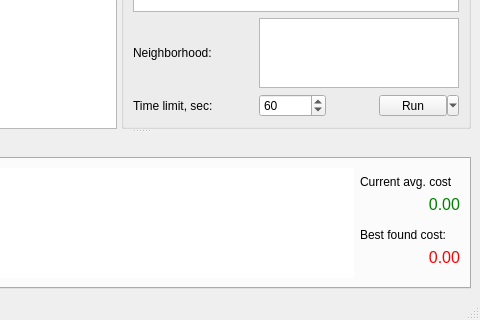
olexiim/tsp, file main_window.ui: the form before one commit; both pictures show x 198 to 678 and y 176 to 496 of the 678 by 496 pixel window.
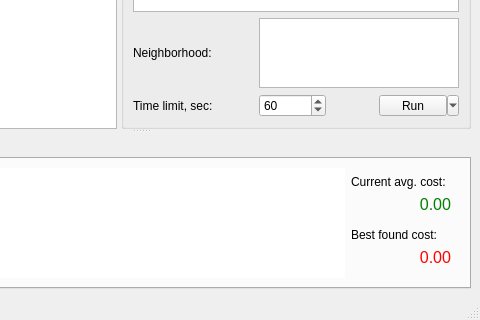
The form after the commit. The open tabs and pages were chosen to show the change. Icons and pictures are not drawn.

```diff
--- a/main_window.ui
+++ b/main_window.ui
@@ -295,7 +295,7 @@
            </property>
            <property name="maximumSize">
             <size>
-             <width>100</width>
+             <width>130</width>
              <height>16777215</height>
             </size>
            </property>
```
Left out of the diff: 4 changed lines with no effect on the pictures.
